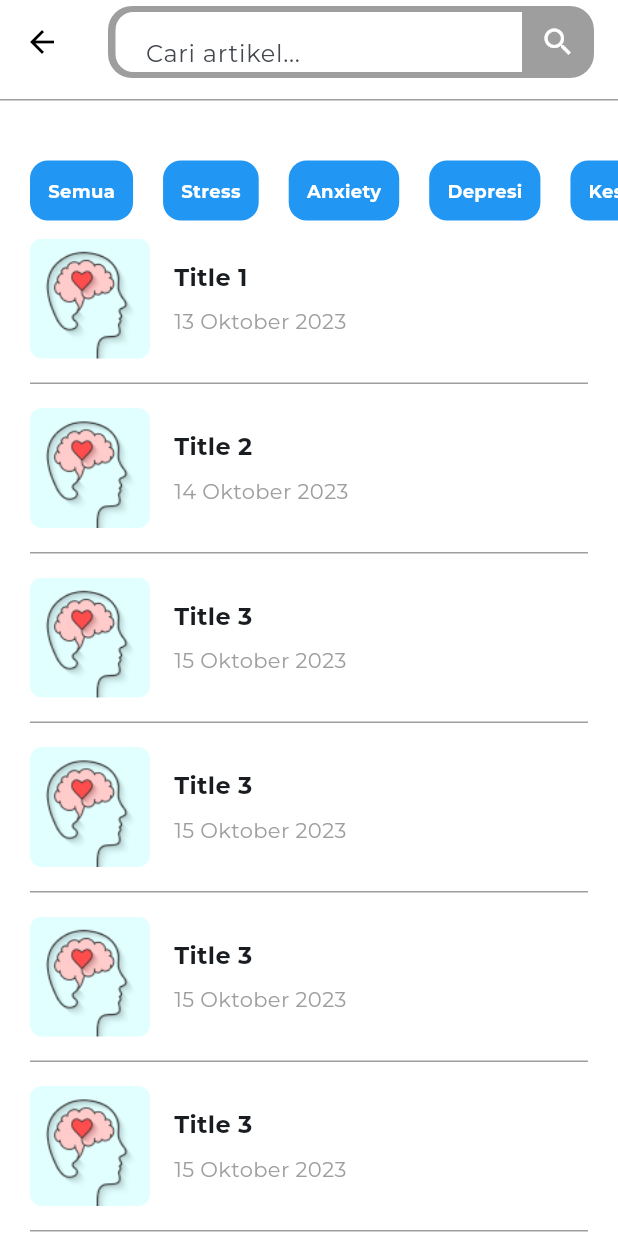
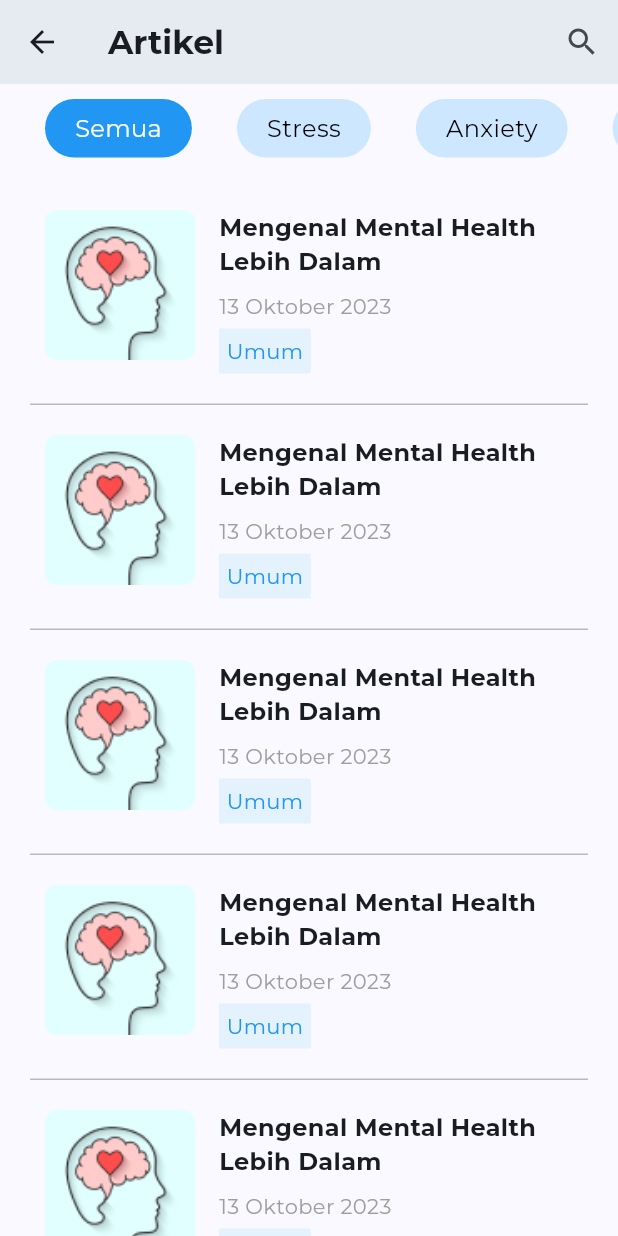
Before and after one commit to Capstone-Mental-Health-Care-Group-6/mobile-capstone, a Flutter app: the AllArticlesPage screen opened directly, on a phone screen of 412 x 824 dp. Run offline on Flutter 3.47's test engine with Material 2 defaults, Android fonts, the phone set to English and light mode, and no system bars; our stand-ins replace animate_do, carousel_slider, dotted_border, dotted_line, file_picker, flutter_svg and 6 more; project files that could hold a hidden picture were left out.

Commit message:
screen: artikel screen, detail artikel screen

```diff
--- /dev/null
+++ b/lib/view/screen/artikel_detail_screen.dart
@@ -0,0 +1,88 @@
+// article_detail_page.dart
+
+import 'package:empathi_care/view/screen/list_artikel_screen.dart';
+import 'package:flutter/material.dart';
+import 'package:google_fonts/google_fonts.dart';
+
+class ArticleDetailPage extends StatelessWidget {
+  final String title;
+  final String imagePath;
+  final String date;
+  final String category;
+  final String content;
+
+  const ArticleDetailPage({
+    super.key,
+    required this.title,
+    required this.imagePath,
+    required this.date,
+    required this.category,
+    required this.content,
+    String? titleParagraf,
+  });
+
+  @override
+  Widget build(BuildContext context) {
+    return Scaffold(
+      appBar: AppBar(
+        title: Text(
+          'Artikel',
+          style: GoogleFonts.montserrat(fontWeight: FontWeight.bold),
+        ),
+        elevation: 10,
+        backgroundColor: Colors.white,
+        actions: [
+          IconButton(
+            onPressed: () {
+              showSearch(context: context, delegate: CustomSearch());
+            },
+            icon: const Icon(Icons.search),
+          ),
+        ],
+      ),
+      body: SingleChildScrollView(
+        child: Column(
+          crossAxisAlignment: CrossAxisAlignment.start,
+          children: [
+            Padding(
+              padding: const EdgeInsets.all(16.0),
+              child: Column(
+                crossAxisAlignment: CrossAxisAlignment.start,
+                children: <Widget>[
+                  const SizedBox(height: 16),
+                  Text(
+                    title,
+                    style: const TextStyle(
+                        fontSize: 26, fontWeight: FontWeight.w500),
+                  ),
+                  const SizedBox(height: 16),
+                  Text('Ditinjau oleh Udin | $date | 7 menit'),
+                  const SizedBox(height: 8),
+                  Image.asset(
+                    imagePath,
+                    width: double.infinity,
+                    height: 200,
+                    fit: BoxFit.cover,
+                  ),
+                  const SizedBox(height: 16),
+                  Text(
+                    category,
+                    style: const TextStyle(
+                      color: Colors.blue,
+                      fontSize: 16,
+                    ),
+                  ),
+                  const SizedBox(height: 8),
+                  Text(
+                    content,
+                    textAlign: TextAlign.justify,
+                  ),
+                ],
+              ),
+            ),
+          ],
+        ),
+      ),
+    );
+  }
+}
--- a/lib/view/screen/list_artikel_screen.dart
+++ b/lib/view/screen/list_artikel_screen.dart
@@ -1,198 +1,187 @@
+import 'package:empathi_care/view/widget/article_widget.dart';
 import 'package:flutter/material.dart';
+import 'package:google_fonts/google_fonts.dart';
 
-class AllArticlesPage extends StatelessWidget {
+class AllArticlesPage extends StatefulWidget {
   const AllArticlesPage({super.key});
+
+  @override
+  _AllArticlesPageState createState() => _AllArticlesPageState();
+}
+
+class _AllArticlesPageState extends State<AllArticlesPage> {
+  final TextEditingController controller = TextEditingController();
+  List<String> categories = [
+    'Semua',
+    'Stress',
+    'Anxiety',
+    'Depresi',
+    'Kesehatan'
+  ];
+  String selectedCategory = 'Semua';
+  void updateSelectedCategory(String category) {
+    if (selectedCategory != category) {
+      selectedCategory = category;
+      WidgetsBinding.instance.addPostFrameCallback((_) {
+        build(context);
+      });
+    }
+  }
 
   @override
   Widget build(BuildContext context) {
     return Scaffold(
+        appBar: AppBar(
+          title: Text(
+            'Artikel',
+            style: GoogleFonts.montserrat(fontWeight: FontWeight.bold),
+          ),
+          elevation: 10,
           backgroundColor: Colors.white,
-      appBar: AppBar(
-        surfaceTintColor: Colors.white,
-        backgroundColor: Colors.white,
-        elevation: 0,
-        leading: IconButton(
-          icon: const Icon(Icons.arrow_back, color: Colors.black),
+          actions: [
+            IconButton(
               onPressed: () {
-            Navigator.pop(context);
+                showSearch(context: context, delegate: CustomSearch());
               },
+              icon: const Icon(Icons.search),
             ),
-        title: _buildSearchBar(),
-      ),
-      body: Column(
-        crossAxisAlignment: CrossAxisAlignment.start,
-        children: [
-          _buildDividerSearchArtikel(),
-          _buildGenreCarousel(),
-          _buildArticleList(),
           ],
         ),
-    );
-  }
-
-  Widget _buildSearchBar() {
-    return Container(
+        body: Column(mainAxisSize: MainAxisSize.min, children: [
+          Container(
+            alignment: Alignment.centerLeft,
+            child: SingleChildScrollView(
+              scrollDirection: Axis.horizontal,
+              child: Row(
+                children: categories.map((category) {
+                  bool isSelected = category == selectedCategory;
+                  return GestureDetector(
+                    onTap: () => updateSelectedCategory(category),
+                    child: Container(
+                      padding: const EdgeInsets.symmetric(
+                          horizontal: 20, vertical: 8),
+                      margin:
+                          const EdgeInsets.only(left: 30, top: 10, bottom: 15),
                       decoration: BoxDecoration(
-        color: Colors.grey,
-        borderRadius: BorderRadius.circular(16),
+                        color:
+                            isSelected ? Colors.blue : const Color(0xFFCCE7FF),
+                        borderRadius: BorderRadius.circular(20),
                       ),
-      child: Row(
-        children: [
-          Expanded(
-            child: Padding(
-              padding: const EdgeInsets.only(left: 5),
-              child: Container(
-                height: 40,
-                padding: const EdgeInsets.only(top: 18, left: 20),
-                decoration: const BoxDecoration(
-                  color: Colors.white,
-                  borderRadius: BorderRadius.only(
-                      topLeft: Radius.circular(12),
-                      bottomLeft: Radius.circular(12)),
-                ),
-                child: TextFormField(
-                  decoration: const InputDecoration(
-                    hintText: 'Cari artikel...',
-                    border: InputBorder.none,
+                      child: Center(
+                        child: Text(
+                          category,
+                          style: TextStyle(
+                            color: isSelected ? Colors.white : Colors.black,
+                            fontSize: 16,
                           ),
                         ),
                       ),
                     ),
+                  );
+                }).toList(),
               ),
-          IconButton(
-            icon: const Icon(
-              Icons.search,
-              color: Colors.white,
             ),
-            onPressed: () {
-              // Handle search action
-            },
+          ),
+          Expanded(
+            child: ListView(
+              children: const [
+                ArticleWidget(
+                  imagePath: 'assets/images/article.png',
+                  title: 'Mengenal Mental Health Lebih Dalam',
+                  date: '13 Oktober 2023',
+                  category: 'Umum',
+                ),
+                ArticleWidget(
+                  imagePath: 'assets/images/article.png',
+                  title: 'Mengenal Mental Health Lebih Dalam',
+                  date: '13 Oktober 2023',
+                  category: 'Umum',
+                ),
+                ArticleWidget(
+                  imagePath: 'assets/images/article.png',
+                  title: 'Mengenal Mental Health Lebih Dalam',
+                  date: '13 Oktober 2023',
+                  category: 'Umum',
+                ),
+                ArticleWidget(
+                  imagePath: 'assets/images/article.png',
+                  title: 'Mengenal Mental Health Lebih Dalam',
+                  date: '13 Oktober 2023',
+                  category: 'Umum',
+                ),
+                ArticleWidget(
+                  imagePath: 'assets/images/article.png',
+                  title: 'Mengenal Mental Health Lebih Dalam',
+                  date: '13 Oktober 2023',
+                  category: 'Umum',
+                ),
+                ArticleWidget(
+                  imagePath: 'assets/images/article.png',
+                  title: 'Mengenal Mental Health Lebih Dalam',
+                  date: '13 Oktober 2023',
+                  category: 'Umum',
                 ),
               ],
             ),
+          )
+        ]));
+  }
+}
+
+class CustomSearch extends SearchDelegate {
+  List<String> categories = [
+    'Semua',
+    'Stress',
+    'Anxiety',
+    'Depresi',
+    'Kesehatan'
+  ];
+  @override
+  List<Widget>? buildActions(BuildContext context) {
+    return [
+      IconButton(
+        onPressed: () {
+          query = '';
+        },
+        icon: const Icon(Icons.clear),
+      ),
+    ];
+  }
+
+  @override
+  Widget? buildLeading(BuildContext context) {
+    return IconButton(
+      icon: const Icon(Icons.arrow_back),
+      onPressed: () {
+        close(context, null);
+      },
     );
   }
 
-  Widget _buildGenreCarousel() {
-    return SizedBox(
-      height: 80,
-      child: ListView(
-        scrollDirection: Axis.horizontal,
-        children: [
-          _buildGenreItem('Semua'),
-          _buildGenreItem('Stress'),
-          _buildGenreItem('Anxiety'),
-          _buildGenreItem('Depresi'),
-          _buildGenreItem('Kesehatan'),
-        ],
-      ),
+  @override
+  Widget buildSuggestions(BuildContext context) {
+    List<String> matchQuery = [];
+    if (query.isNotEmpty) {
+      for (var item in categories) {
+        if (item.toLowerCase().contains(query.toLowerCase())) {
+          matchQuery.add(item);
+        }
+      }
+    }
+
+    return ListView.builder(
+      itemBuilder: (context, index) {
+        var result = matchQuery[index];
+        return ListTile(title: Text(result));
+      },
+      itemCount: matchQuery.length,
     );
   }
 
-  Widget _buildGenreItem(String genre) {
-    return Container(
-      margin: const EdgeInsets.only(top: 30, right: 0, bottom: 10, left: 20),
-      padding: const EdgeInsets.all(12),
-      decoration: BoxDecoration(
-        color: Colors.blue,
-        borderRadius: BorderRadius.circular(12),
-      ),
-      child: Center(
-        child: Text(
-          genre,
-          style: const TextStyle(
-              color: Colors.white, fontWeight: FontWeight.bold, fontSize: 12),
-        ),
-      ),
-    );
-  }
-
-  Widget _buildArticleList() {
-    return Expanded(
-      child: SingleChildScrollView(
-        child: Container(
-          padding: const EdgeInsets.symmetric(vertical: 2, horizontal: 20),
-          child: Column(
-            crossAxisAlignment: CrossAxisAlignment.start,
-            children: [
-              _buildArticleListItem(
-                  'Title 1', 'assets/images/article.png', '13 Oktober 2023'),
-              _buildDivider(),
-              _buildArticleListItem(
-                  'Title 2', 'assets/images/article.png', '14 Oktober 2023'),
-              _buildDivider(),
-              _buildArticleListItem(
-                  'Title 3', 'assets/images/article.png', '15 Oktober 2023'),
-              _buildDivider(),
-              _buildArticleListItem(
-                  'Title 3', 'assets/images/article.png', '15 Oktober 2023'),
-              _buildDivider(),
-              _buildArticleListItem(
-                  'Title 3', 'assets/images/article.png', '15 Oktober 2023'),
-              _buildDivider(),
-              _buildArticleListItem(
-                  'Title 3', 'assets/images/article.png', '15 Oktober 2023'),
-              _buildDivider(),
-              _buildArticleListItem(
-                  'Title 3', 'assets/images/article.png', '15 Oktober 2023'),
-            ],
-          ),
-        ),
-      ),
-    );
-  }
-
-  Widget _buildArticleListItem(String title, String imagePath, String date) {
-    return Row(
-      children: [
-        Container(
-          width: 80,
-          height: 80,
-          decoration: BoxDecoration(
-            borderRadius: BorderRadius.circular(8),
-            image: DecorationImage(
-              image: AssetImage(imagePath),
-              fit: BoxFit.cover,
-            ),
-          ),
-        ),
-        const SizedBox(width: 16),
-        Expanded(
-          child: Column(
-            crossAxisAlignment: CrossAxisAlignment.start,
-            children: [
-              Text(
-                title,
-                style: const TextStyle(
-                  fontSize: 16,
-                  fontWeight: FontWeight.bold,
-                ),
-              ),
-              const SizedBox(height: 8),
-              Text(
-                date,
-                style: const TextStyle(color: Colors.grey),
-              ),
-            ],
-          ),
-        ),
-      ],
-    );
-  }
-
-  Widget _buildDivider() {
-    return Container(
-      margin: const EdgeInsets.symmetric(vertical: 16),
-      height: 1,
-      color: Colors.grey,
-    );
+  @override
+  Widget buildResults(BuildContext context) {
+    throw UnimplementedError();
   }
 }
 
-Widget _buildDividerSearchArtikel() {
-  return Container(
-    margin: const EdgeInsets.symmetric(vertical: 10),
-    height: 1,
-    color: Colors.grey,
-  );
-}
+//
--- /dev/null
+++ b/lib/view/widget/article_widget.dart
@@ -0,0 +1,114 @@
+// article_widget.dart
+
+import 'package:empathi_care/view/screen/artikel_detail_screen.dart';
+import 'package:flutter/material.dart';
+
+class ArticleWidget extends StatelessWidget {
+  final String imagePath;
+  final String title;
+  final String date;
+  final String category;
+  final String? titleParagraf;
+
+  const ArticleWidget({
+    super.key,
+    required this.imagePath,
+    required this.title,
+    required this.date,
+    required this.category,
+    this.titleParagraf,
+  });
+
+  void _navigateToDetail(BuildContext context) {
+    Navigator.push(
+      context,
+      MaterialPageRoute(
+        builder: (context) => ArticleDetailPage(
+          title: title,
+          date: date,
+          imagePath: imagePath,
+          category: category,
+          titleParagraf: titleParagraf,
+          content:
+              'Apa itu Kesehatan Mental (Mental Health)? Good mental health atau kesehatan mental yang baik adalah kondisi ketika kejiwaan dan pikiran dalam keadaan tenang dan damai. Kondisi ini memungkinkan seseorang untuk berpikir lebih jernih dan fokus saat beraktivitas. Sama halnya dengan kesehatan fisik, kesehatan mental juga penting untuk dijaga. ',
+        ),
+      ),
+    );
+  }
+
+  @override
+  Widget build(BuildContext context) {
+    return GestureDetector(
+      onTap: () {
+        _navigateToDetail(context);
+      },
+      child: Column(
+        crossAxisAlignment: CrossAxisAlignment.start,
+        children: [
+          Container(
+            padding: const EdgeInsets.only(right: 20, top: 20),
+            child: Row(
+              crossAxisAlignment: CrossAxisAlignment.start,
+              children: [
+                Container(
+                  margin: const EdgeInsets.only(left: 30),
+                  width: 100,
+                  height: 100,
+                  decoration: BoxDecoration(
+                    borderRadius: BorderRadius.circular(8),
+                    image: DecorationImage(
+                      image: AssetImage(imagePath),
+                      fit: BoxFit.cover,
+                    ),
+                  ),
+                ),
+                const SizedBox(width: 16),
+                Expanded(
+                  child: Column(
+                    crossAxisAlignment: CrossAxisAlignment.start,
+                    children: [
+                      Text(
+                        title,
+                        style: const TextStyle(
+                          fontSize: 16,
+                          fontWeight: FontWeight.bold,
+                        ),
+                        maxLines: 2,
+                        overflow: TextOverflow.ellipsis,
+                      ),
+                      const SizedBox(height: 8),
+                      Text(
+                        date,
+                        style: const TextStyle(color: Colors.grey),
+                      ),
+                      const SizedBox(height: 5),
+                      Container(
+                        padding: const EdgeInsets.all(5),
+                        decoration: BoxDecoration(
+                          color: Colors.blue[50],
+                          borderRadius: BorderRadius.circular(1),
+                        ),
+                        child: Text(
+                          category,
+                          style: const TextStyle(color: Colors.blue),
+                        ),
+                      ),
+                      const SizedBox(height: 20),
+                    ],
+                  ),
+                ),
+              ],
+            ),
+          ),
+          const Padding(
+            padding: EdgeInsets.symmetric(horizontal: 20),
+            child: Divider(
+              color: Colors.black26,
+              height: 1,
+            ),
+          ),
+        ],
+      ),
+    );
+  }
+}
--- a/pubspec.yaml
+++ b/pubspec.yaml
@@ -48,6 +48,7 @@ dependencies:
   animate_do: ^3.1.2
   material_design_icons_flutter: ^7.0.7296
   file_picker: ^6.1.1
+  animation_search_bar: ^0.0.10
 
 dev_dependencies:
   flutter_lints: ^3.0.1
```
Lines whose indentation alone changed are shown as unchanged.
